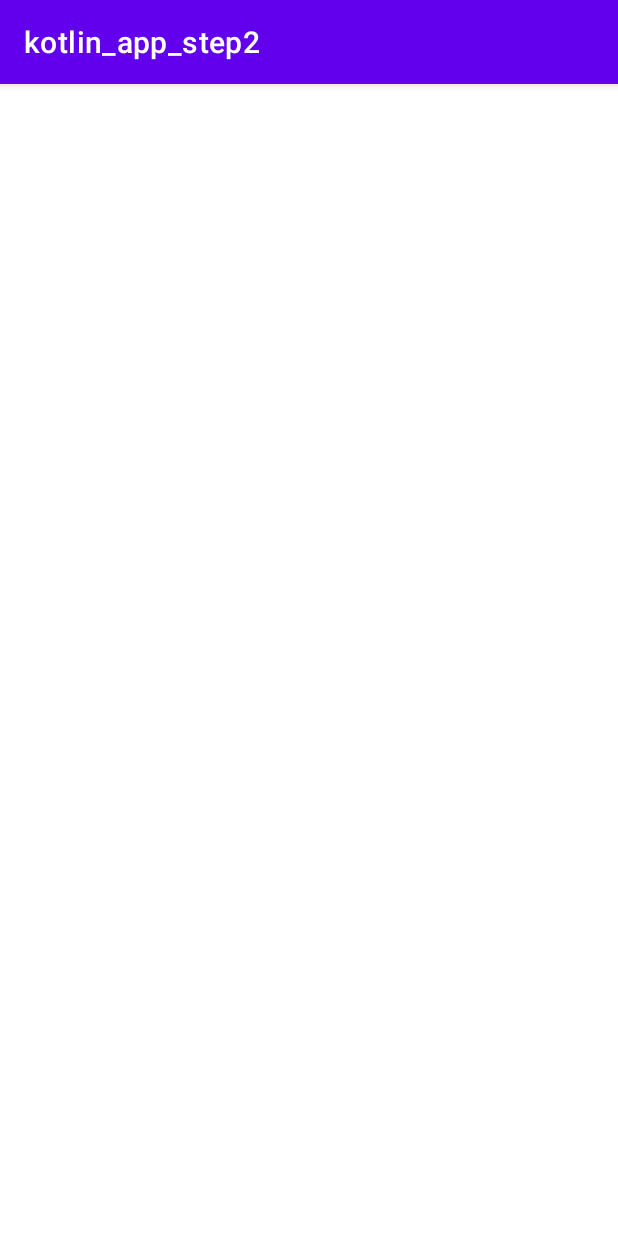
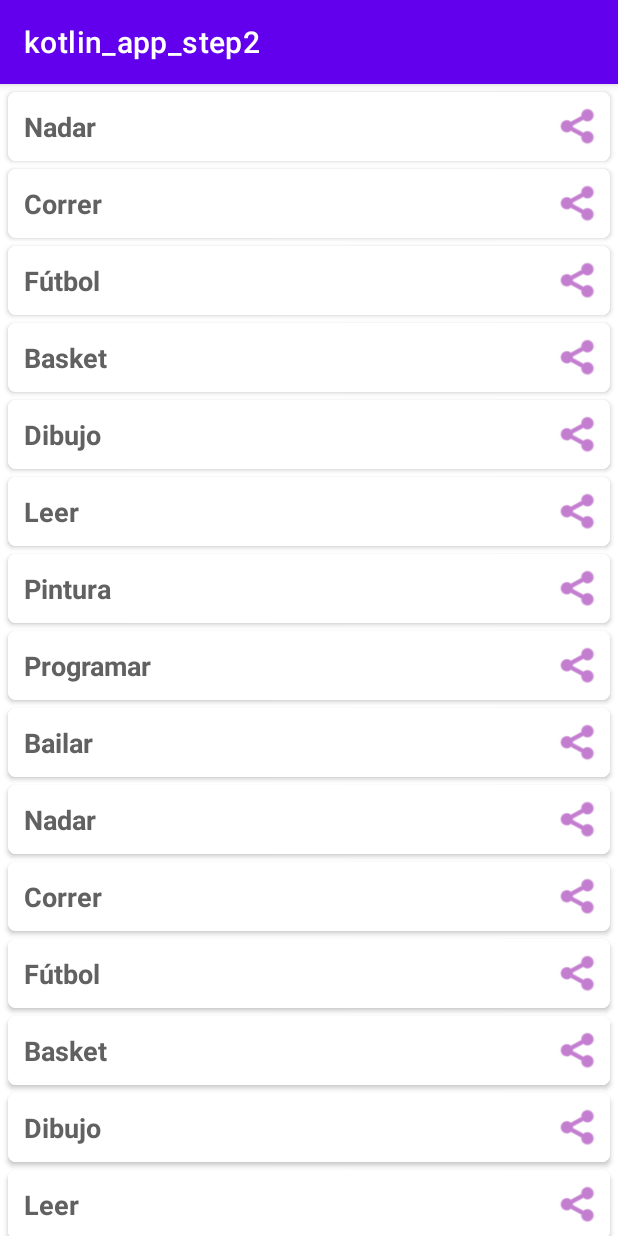
Before and after one commit to sadelcarpio/kotlin_app_step2, an Android app: the screen it shows after launch (HobbiesActivity), after a tap on "DEMO RECYCLER VIEW", on a phone screen of 412 x 824 dp. Run offline under Robolectric (Android 15) with nearby library versions, the phone set to English and light mode, and no system bars.

Commit message:
Implementando RecyclerView/CardView

```diff
--- a/app/src/main/java/com/sadelcarpio/kotlin_app_step2/HobbiesActivity.kt
+++ b/app/src/main/java/com/sadelcarpio/kotlin_app_step2/HobbiesActivity.kt
@@ -2,11 +2,21 @@ package com.sadelcarpio.kotlin_app_step2
 
 import android.os.Bundle
 import androidx.appcompat.app.AppCompatActivity
+import androidx.recyclerview.widget.LinearLayoutManager
+import androidx.recyclerview.widget.StaggeredGridLayoutManager
+import kotlinx.android.synthetic.main.activity_hobbies.*
 
 class HobbiesActivity : AppCompatActivity() {
 
     override fun onCreate(savedInstanceState: Bundle?) {
         super.onCreate(savedInstanceState)
         setContentView(R.layout.activity_hobbies)
+
+        val layoutManager = LinearLayoutManager(this)
+        layoutManager.orientation = LinearLayoutManager.VERTICAL
+        recyclerView.layoutManager = layoutManager
+
+        val adapter = HobbiesAdapter (this, Supplier.hobbies)
+        recyclerView.adapter = adapter
     }
 }
--- /dev/null
+++ b/app/src/main/java/com/sadelcarpio/kotlin_app_step2/HobbiesAdapter.kt
@@ -0,0 +1,30 @@
+package com.sadelcarpio.kotlin_app_step2
+
+import android.content.Context
+import android.view.LayoutInflater
+import android.view.View
+import android.view.ViewGroup
+import androidx.recyclerview.widget.RecyclerView
+import kotlinx.android.synthetic.main.list_item.view.*
+
+class HobbiesAdapter(val context: Context, val hobbies: List<Hobby>) : RecyclerView.Adapter<HobbiesAdapter.MyViewHolder>() {
+    inner class MyViewHolder(itemView: View) : RecyclerView.ViewHolder(itemView) {
+        fun setData(hobby: Hobby?, position: Int) {
+            itemView.txvTitle.text = hobby!!.title
+        }
+    }
+
+    override fun onCreateViewHolder(parent: ViewGroup, viewType: Int): MyViewHolder {
+        val view = LayoutInflater.from(context).inflate(R.layout.list_item, parent, false)
+        return MyViewHolder(view)
+    }
+
+    override fun onBindViewHolder(holder: MyViewHolder, position: Int) {
+        val hobby = hobbies[position]
+        holder.setData(hobby, position)
+    }
+
+    override fun getItemCount(): Int {
+        return hobbies.size
+    }
+}
--- /dev/null
+++ b/app/src/main/java/com/sadelcarpio/kotlin_app_step2/Model.kt
@@ -0,0 +1,28 @@
+package com.sadelcarpio.kotlin_app_step2
+
+data class Hobby(var title: String)
+
+object Supplier { //da los hobbies a mostrar en el recycleview
+
+    val hobbies = listOf<Hobby>(
+            Hobby("Nadar"),
+            Hobby("Correr"),
+            Hobby("Fútbol"),
+            Hobby("Basket"),
+            Hobby("Dibujo"),
+            Hobby("Leer"),
+            Hobby("Pintura"),
+            Hobby("Programar"),
+            Hobby("Bailar"),
+            Hobby("Nadar"),
+            Hobby("Correr"),
+            Hobby("Fútbol"),
+            Hobby("Basket"),
+            Hobby("Dibujo"),
+            Hobby("Leer"),
+            Hobby("Pintura"),
+            Hobby("Programar"),
+            Hobby("Bailar")
+    )
+
+}
--- a/app/src/main/res/layout/activity_hobbies.xml
+++ b/app/src/main/res/layout/activity_hobbies.xml
@@ -1,6 +1,9 @@
 <?xml version="1.0" encoding="utf-8"?>
-<androidx.constraintlayout.widget.ConstraintLayout
+<LinearLayout
     xmlns:android="http://schemas.android.com/apk/res/android" android:layout_width="match_parent"
     android:layout_height="match_parent">
-
-</androidx.constraintlayout.widget.ConstraintLayout>
+    <androidx.recyclerview.widget.RecyclerView
+        android:id="@+id/recyclerView"
+        android:layout_width="match_parent"
+        android:layout_height="match_parent" />
+</LinearLayout>
--- /dev/null
+++ b/app/src/main/res/layout/list_item.xml
@@ -0,0 +1,42 @@
+<?xml version="1.0" encoding="utf-8"?>
+<androidx.cardview.widget.CardView
+    xmlns:android="http://schemas.android.com/apk/res/android"
+    xmlns:card_view="http://schemas.android.com/apk/res-auto"
+    android:layout_width="match_parent"
+    android:layout_height="wrap_content"
+    android:layout_marginLeft="5dp"
+    android:layout_marginRight="5dp"
+    android:layout_marginTop="5dp"
+    card_view:cardCornerRadius="5dp">
+
+    <LinearLayout
+        android:layout_width="match_parent"
+        android:layout_height="match_parent"
+        android:background="@android:color/white"
+        android:baselineAligned="false"
+        android:orientation="horizontal"
+        android:padding="5dp">
+
+        <TextView
+            android:id="@+id/txvTitle"
+            android:layout_width="0dp"
+            android:layout_height="wrap_content"
+            android:layout_margin="5dp"
+            android:layout_weight="1"
+            android:text="Title"
+            android:textColor="#616161"
+            android:textSize="18sp"
+            android:textStyle="bold"/>
+
+        <ImageView
+            android:id="@+id/imgShare"
+            android:layout_width="30dp"
+            android:layout_height="match_parent"
+            android:layout_gravity="center"
+            android:src="@android:drawable/ic_menu_share"
+            card_view:tint="#9C27B0" />
+            <!-- Aparentemente habia un error y ahora se pone card_view en vez de android ? -->
+    </LinearLayout>
+
+</androidx.cardview.widget.CardView>
+<!-- Copiado de Github -->
```
